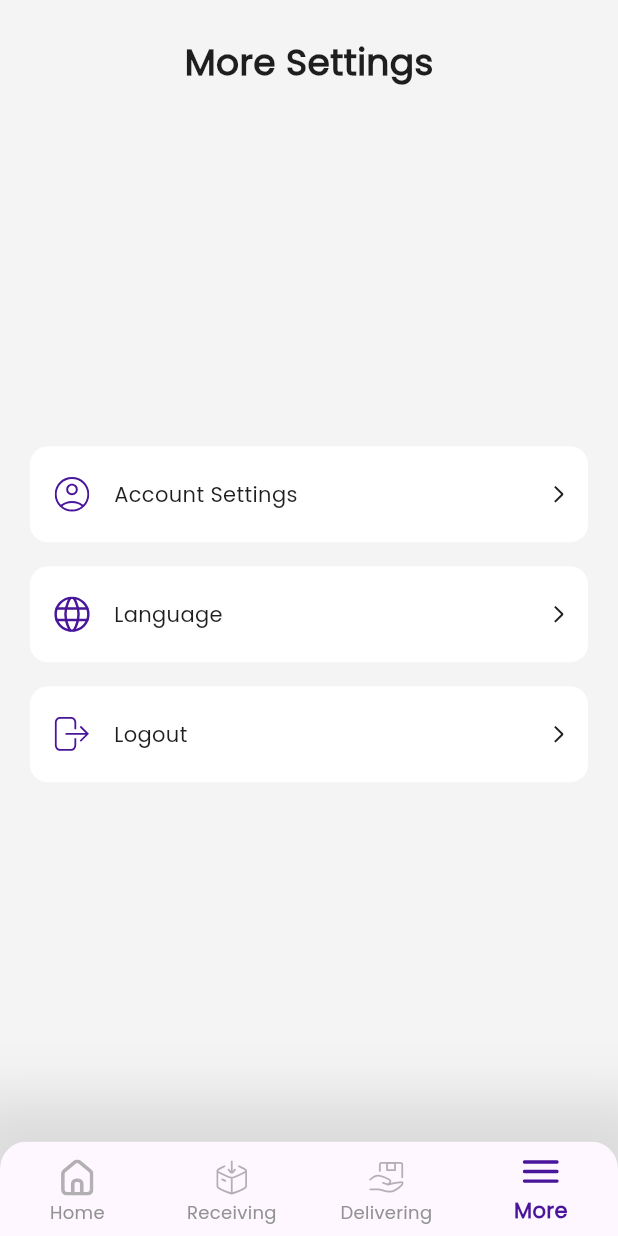
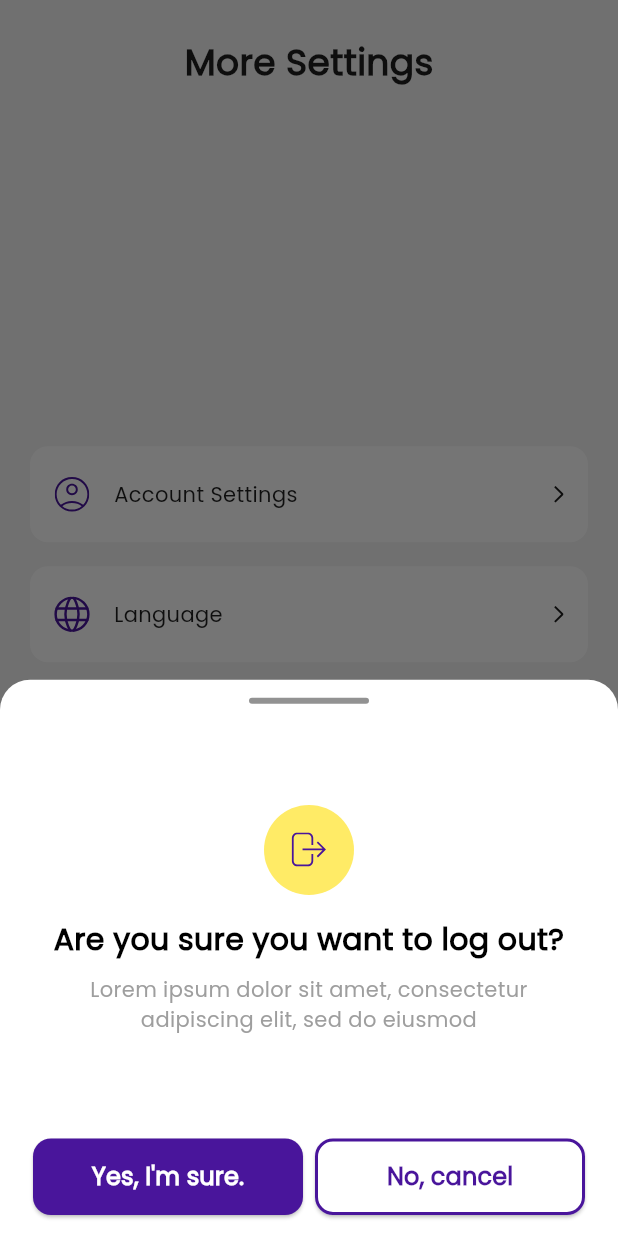
Before and after one commit to AhmedAly555/zony, a Flutter app: the screen it shows after launch, item 4 of the bottom bar chosen, after a tap on "Logout", on a phone screen of 412 x 824 dp. Run offline on Flutter 3.47's test engine with Material 3 defaults, Android fonts, the phone set to English and light mode, and no system bars; our stand-ins replace flutter_svg, fluttertoast, shared_preferences; project files that could hold a hidden picture were left out.

Commit message:
Refactor language selection and logout functionality; remove unused language sheet widget

```diff
--- a/lib/modules/auth/widgets/custom_login_button.widget.dart
+++ b/lib/modules/auth/widgets/custom_login_button.widget.dart
@@ -9,7 +9,7 @@ class CustomLoginButton extends StatelessWidget {
   Widget build(BuildContext context) {
     return  Container(
       width: double.infinity,
-      padding: const EdgeInsets.symmetric(vertical: 14, horizontal: 10),
+      padding: const EdgeInsets.symmetric(vertical: 14,),
      // margin: const EdgeInsets.symmetric(vertical: 20),
 
       child: ElevatedButton(
@@ -22,7 +22,6 @@ class CustomLoginButton extends StatelessWidget {
                               : null, */
         style: ElevatedButton.styleFrom(
           backgroundColor: Color(0xFF49159B),
-          // shadowColor: Colors.transparent,
           shape: RoundedRectangleBorder(borderRadius: BorderRadius.circular(12)),
         ),
         child: Padding(
--- a/lib/modules/couriers/views/screens/main_home/screen/more.screen.dart
+++ b/lib/modules/couriers/views/screens/main_home/screen/more.screen.dart
@@ -2,9 +2,10 @@ import 'package:flutter/material.dart';
 import 'package:zony/services/navigator.services/app_navigator.services.dart';
 
 import '../../../../../../services/size_config.dart';
+import '../../../../../../views/widgets/bottom_sheet/language_sheet.dart';
+import '../../../../../../views/widgets/bottom_sheet/log_out_bottom_sheet.dart';
 import '../../../../../../views/widgets/template_app_scaffold.widget.dart';
 import '../../../widgets/coustome_row_more_screen.widget.dart';
-import '../../../widgets/language_sheet.dart';
 import '../../account_settings.screen.dart';
 
 class MoreScreen extends StatefulWidget {
@@ -28,8 +29,8 @@ class _MoreScreenState extends State<MoreScreen> {
         SizeConfig.init(context);
         return Container(
           constraints: BoxConstraints(
-            maxHeight: SizeConfig.heightPercent(0.75),
-            minHeight: SizeConfig.heightPercent(0.65),
+            maxHeight: SizeConfig.heightPercent(0.90),
+            minHeight: SizeConfig.heightPercent(0.80),
           ),
           child: IntrinsicHeight(
             child: LanguageBottomSheet(),
@@ -52,6 +53,29 @@ class _MoreScreenState extends State<MoreScreen> {
         print('Selected Language: $selectedLang');
       }
     });
+  }
+
+  void showLogoutBottomSheet() {
+    showModalBottomSheet(
+      context: context,
+      isScrollControlled: true,
+      isDismissible: true,
+      enableDrag: true,
+      backgroundColor: Colors.transparent,
+      builder: (context) {
+        SizeConfig.init(context);
+        return Container(
+          constraints: BoxConstraints(
+            maxHeight: SizeConfig.heightPercent(0.75),
+            minHeight: SizeConfig.heightPercent(0.45),
+          ),
+          child: IntrinsicHeight(
+            child: LogOutBottomSheet(),
+          ),
+        );
+      },
+
+    );
   }
 
   @override
@@ -94,7 +118,7 @@ class _MoreScreenState extends State<MoreScreen> {
             iconPath: 'assets/svgs/logout.svg',
             title: 'Logout',
             onTap: () {
-              // Logout Function
+              showLogoutBottomSheet();
             },
           ),
           Spacer(),
--- /dev/null
+++ b/lib/views/widgets/bottom_sheet/componants_bottom_sheet.widgets.dart
@@ -0,0 +1,46 @@
+import 'package:flutter/material.dart';
+import 'package:flutter_svg/svg.dart';
+
+ // Handle bar line
+class HandleBarLine extends StatelessWidget {
+  const HandleBarLine({super.key});
+
+  @override
+  Widget build(BuildContext context) {
+    return  Container(
+      margin: const EdgeInsets.only(top: 12, bottom: 12),
+      width: 80,
+      height: 4,
+      decoration: BoxDecoration(
+        color: Color(0xFF929292),
+        borderRadius: BorderRadius.circular(2),
+      ),
+    );
+  }
+}
+
+// Language icon
+class LanguageIcon extends StatelessWidget {
+  final String svgPath;
+  const LanguageIcon({super.key, required this.svgPath});
+
+  @override
+  Widget build(BuildContext context) {
+    return  Container(
+      width: 60,
+      height: 60,
+      padding: const EdgeInsets.all(18),
+      decoration: const BoxDecoration(
+        color: Color(0xFFFFEB66),
+        shape: BoxShape.circle,
+      ),
+      child: SvgPicture.asset(
+        svgPath,
+        width: 24,
+        height: 24,
+        color: Color(0xFF49159B),
+
+      ),
+    );
+  }
+}
--- /dev/null
+++ b/lib/views/widgets/bottom_sheet/log_out_bottom_sheet.dart
@@ -0,0 +1,83 @@
+import 'package:flutter/material.dart';
+
+import '../../../modules/auth/widgets/custom_login_button.widget.dart';
+import '../custome_outline_button.widget.dart';
+import 'componants_bottom_sheet.widgets.dart';
+
+class LogOutBottomSheet extends StatelessWidget {
+  const LogOutBottomSheet({super.key});
+
+  @override
+  Widget build(BuildContext context) {
+    return Container(
+      decoration: const BoxDecoration(
+        color: Colors.white,
+        borderRadius: BorderRadius.only(
+          topLeft: Radius.circular(20),
+          topRight: Radius.circular(20),
+        ),
+      ),
+      child: Padding(
+        padding: const EdgeInsets.symmetric(horizontal: 22),
+        child: Column(
+          mainAxisSize: MainAxisSize.min,
+          children: [
+            // Handle bar line
+            HandleBarLine(),
+
+        Spacer(),
+            // Language icon
+            LanguageIcon(svgPath: 'assets/svgs/logout.svg'),
+
+            const SizedBox(height: 16),
+
+            // Title
+            const Text(
+              'Are you sure you want to log out?',
+              textAlign: TextAlign.center,
+              style: TextStyle(
+                fontSize: 20,
+                fontWeight: FontWeight.w700,
+                color: Colors.black,
+              ),
+            ),
+
+            const SizedBox(height: 8),
+
+            // Description
+            const Text(
+              'Lorem ipsum dolor sit amet, consectetur adipiscing elit, sed do eiusmod',
+              textAlign: TextAlign.center,
+              style: TextStyle(fontSize: 14, color: Colors.grey, height: 1.4),
+            ),
+
+            Spacer(),
+
+            Row(
+              children: [
+                Expanded(
+                  child: CustomLoginButton(
+                      child: Text(
+                        'Yes, I\'m sure.',
+                        textAlign: TextAlign.center,
+
+                        style: TextStyle(
+                          color: Colors.white,
+                          fontWeight: FontWeight.w600,
+                          fontSize: 16,
+                        ),
+                      ),
+                      onTap: () {}),
+                ),
+                SizedBox(width: 8),
+                Expanded(
+                  child: CustomeOutlineButton(),
+                ),
+              ],
+            ),
+          ],
+        ),
+      ),
+    );
+  }
+}
--- /dev/null
+++ b/lib/views/widgets/custome_outline_button.widget.dart
@@ -0,0 +1,34 @@
+import 'package:flutter/material.dart';
+
+class CustomeOutlineButton extends StatelessWidget {
+  const CustomeOutlineButton({super.key});
+
+  @override
+  Widget build(BuildContext context) {
+    return ElevatedButton(
+
+      onPressed: (){},
+      style: ElevatedButton.styleFrom(
+        backgroundColor: Colors.white,
+        side: BorderSide(
+          width: 2,
+          color: Color(0xFF49159B),
+        ),
+
+        // shadowColor: Colors.transparent,
+        shape: RoundedRectangleBorder(borderRadius: BorderRadius.circular(12)),
+      ),
+      child: Padding(
+        padding: const EdgeInsets.symmetric(vertical: 14),
+        child: const Text(
+          'No, cancel',
+          style: TextStyle(
+            color: Color(0xFF49159B),
+            fontWeight: FontWeight.w600,
+            fontSize: 16,
+          ),
+        ),
+      ),
+    );
+  }
+}
```
Also changed, not shown: lib/modules/couriers/views/widgets/language_sheet.dart (deleted, +0 -160 lines), lib/views/widgets/bottom_sheet/language_sheet.dart (added, +147 -0 lines), lib/views/widgets/default_appbar.widget.dart (added), lib/views/widgets/defaultappbar.widget.dart (deleted).
